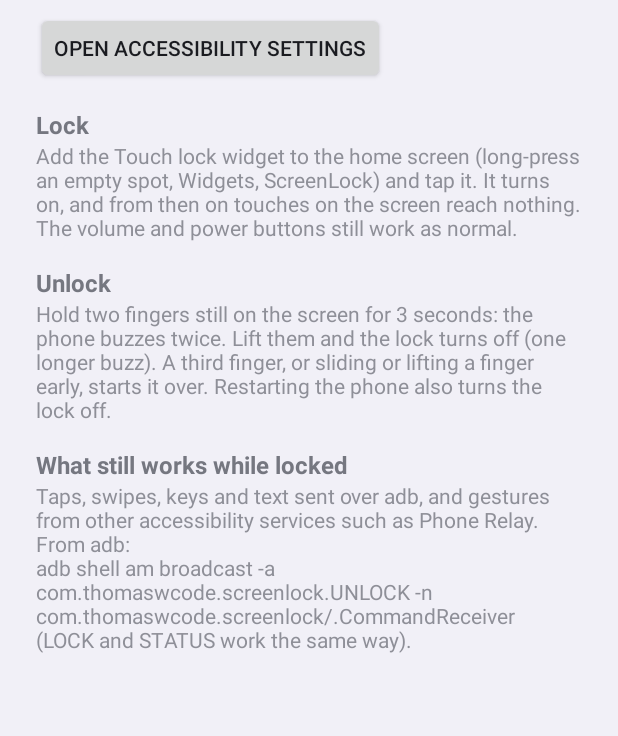
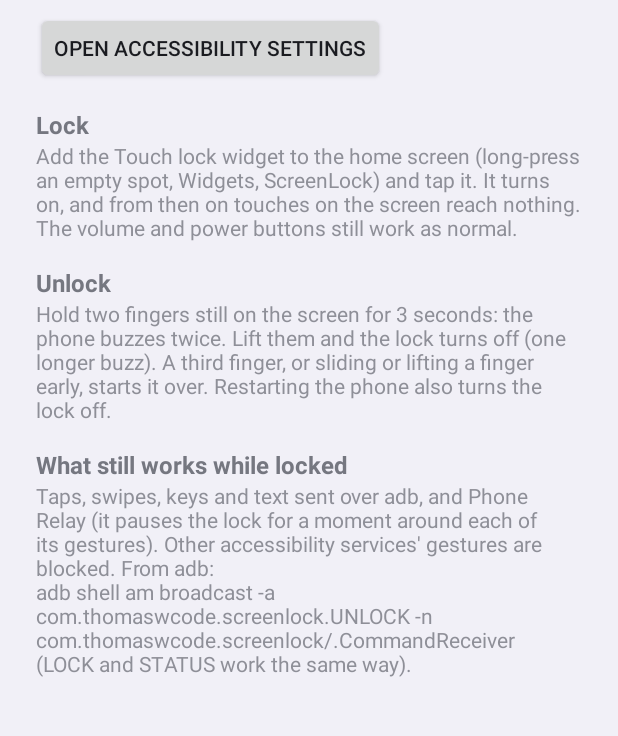
Before and after one commit to ThomasWCode/ScreenLock, an Android app: the screen it shows after launch (MainActivity), on a phone screen of 412 x 824 dp, the part 254-990 px from its top. Run offline under Robolectric (Android 15) with nearby library versions, the phone set to English and light mode, and no system bars.

Commit message:
Docs: accessibility gestures are taken by the lock; Relay's pause; touch exploration

```diff
--- a/app/src/main/res/values/strings.xml
+++ b/app/src/main/res/values/strings.xml
@@ -1,6 +1,6 @@
 <resources>
     <string name="app_name">ScreenLock</string>
-    <string name="accessibility_description">Blocks your touches on the screen while the lock is on, so they cannot interfere with what an automation is doing. Input sent over adb or by other accessibility services still works. Turn the lock on with the ScreenLock widget; hold two fingers still on the screen for 3 seconds, then lift them, to turn it off.</string>
+    <string name="accessibility_description">Blocks your touches on the screen while the lock is on, so they cannot interfere with what an automation is doing. Input sent over adb, and Phone Relay\'s gestures, still work. Turn the lock on with the ScreenLock widget; hold two fingers still on the screen for 3 seconds, then lift them, to turn it off.</string>
 
     <string name="widget_label">Touch lock</string>
     <string name="widget_description">One tap to block your touches on the screen; hold two fingers for 3 seconds to unblock</string>
@@ -22,5 +22,5 @@
     <string name="unlock_header">Unlock</string>
     <string name="unlock_detail">Hold two fingers still on the screen for 3 seconds: the phone buzzes twice. Lift them and the lock turns off (one longer buzz). A third finger, or sliding or lifting a finger early, starts it over. Restarting the phone also turns the lock off.</string>
     <string name="still_works_header">What still works while locked</string>
-    <string name="still_works_detail">Taps, swipes, keys and text sent over adb, and gestures from other accessibility services such as Phone Relay. From adb:\nadb shell am broadcast -a com.thomaswcode.screenlock.UNLOCK -n com.thomaswcode.screenlock/.CommandReceiver\n(LOCK and STATUS work the same way).</string>
+    <string name="still_works_detail">Taps, swipes, keys and text sent over adb, and Phone Relay (it pauses the lock for a moment around each of its gestures). Other accessibility services\' gestures are blocked. From adb:\nadb shell am broadcast -a com.thomaswcode.screenlock.UNLOCK -n com.thomaswcode.screenlock/.CommandReceiver\n(LOCK and STATUS work the same way).</string>
 </resources>
```
Also changed, not shown: 1 other file.
